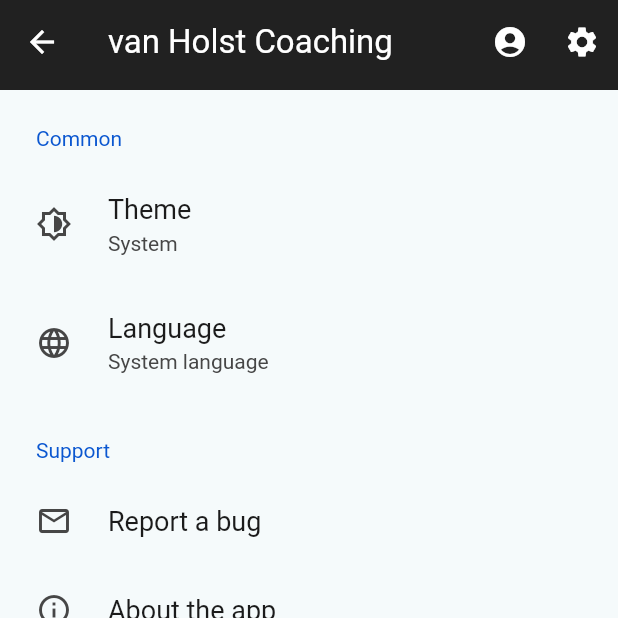
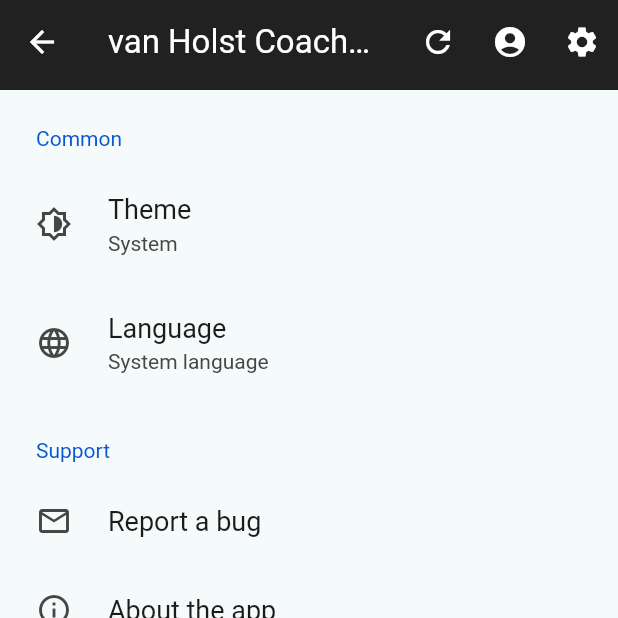
Before and after one commit to 2zqa/vanholst, a Flutter app: the LogbookScreen screen opened by its route, after a tap on the "settings" icon, on a phone screen of 412 x 824 dp, the top half of it. Run offline on Flutter 3.47's test engine with Material 3 defaults, Android fonts, the phone set to English and light mode, and no system bars; drawn by our look-alikes of settings_ui; our stand-ins replace flutter_localized_locales, flutter_riverpod, go_router, package_info_plus, rxdart, sembast and 1 more; missing offline and left inert: html_character_entities; generated files the repository leaves out were written again.

Commit message:
Remove pull to refresh, improve refreshing logic, fix entry screens not refreshing

```diff
--- a/lib/src/features/logbook/presentation/home_app_bar/home_app_bar.dart
+++ b/lib/src/features/logbook/presentation/home_app_bar/home_app_bar.dart
@@ -1,6 +1,7 @@
 import 'package:flutter/material.dart';
 import 'package:flutter_riverpod/flutter_riverpod.dart';
 import 'package:go_router/go_router.dart';
+import 'package:vanholst/src/features/logbook/data/logbook_repository.dart';
 import 'package:vanholst/src/localization/string_hardcoded.dart';
 import 'package:vanholst/src/routing/app_router.dart';
 
@@ -11,20 +12,21 @@ import 'package:vanholst/src/routing/app_router.dart';
 /// - Orders button
 /// - Account or Sign-in button
 class HomeAppBar extends ConsumerWidget implements PreferredSizeWidget {
-  final RefreshIndicatorState? refreshKey;
-
-  const HomeAppBar({this.refreshKey, super.key});
+  const HomeAppBar({super.key});
 
   @override
   Widget build(BuildContext context, WidgetRef ref) {
     return AppBar(
       title: Text('van Holst Coaching'.hardcoded),
       actions: [
-        if (refreshKey != null)
-          IconButton(
-            onPressed: () => refreshKey!.show(),
-            icon: const Icon(Icons.refresh),
-          ),
+        IconButton(
+          onPressed: () {
+            // TODO: check if this can be moved to a controller
+            ref.invalidate(logbookSearchProvider);
+            ref.invalidate(logbookEntryProvider);
+          },
+          icon: const Icon(Icons.refresh),
+        ),
         IconButton(
           onPressed: () => context.goNamed(AppRoute.account.name),
           icon: const Icon(Icons.account_circle),
--- a/lib/src/features/logbook/presentation/logbook_screen/logbook_screen.dart
+++ b/lib/src/features/logbook/presentation/logbook_screen/logbook_screen.dart
@@ -2,7 +2,6 @@ import 'package:flutter/material.dart';
 import 'package:flutter_riverpod/flutter_riverpod.dart';
 import 'package:vanholst/src/common_widgets/responsive_center.dart';
 import 'package:vanholst/src/constants/app_sizes.dart';
-import 'package:vanholst/src/features/logbook/data/logbook_repository.dart';
 import 'package:vanholst/src/features/logbook/presentation/home_app_bar/home_app_bar.dart';
 import 'package:vanholst/src/features/logbook/presentation/logbook_screen/logbook_search_text_field.dart';
 import 'package:vanholst/src/features/logbook/presentation/logbook_screen/logbook_view.dart';
@@ -21,8 +20,6 @@ class _LogbookScreenState extends ConsumerState<LogbookScreen> {
   // * This is needed because this page has a search field that the user can
   // * type into.
   final _scrollController = ScrollController();
-  final GlobalKey<RefreshIndicatorState> _refreshIndicatorKey =
-      GlobalKey<RefreshIndicatorState>();
 
   @override
   void initState() {
@@ -47,11 +44,8 @@ class _LogbookScreenState extends ConsumerState<LogbookScreen> {
   @override
   Widget build(BuildContext context) {
     return Scaffold(
-      appBar: HomeAppBar(refreshKey: _refreshIndicatorKey.currentState),
-      body: RefreshIndicator(
-        key: _refreshIndicatorKey,
-        onRefresh: () => ref.refresh(logbookNotifierProvider.future),
-        child: CustomScrollView(
+      appBar: const HomeAppBar(),
+      body: CustomScrollView(
         controller: _scrollController,
         slivers: const [
           ResponsiveSliverCenter(
@@ -61,7 +55,6 @@ class _LogbookScreenState extends ConsumerState<LogbookScreen> {
           LogbookView(),
         ],
       ),
-      ),
     );
   }
 }
```
Lines whose indentation alone changed are shown as unchanged.
